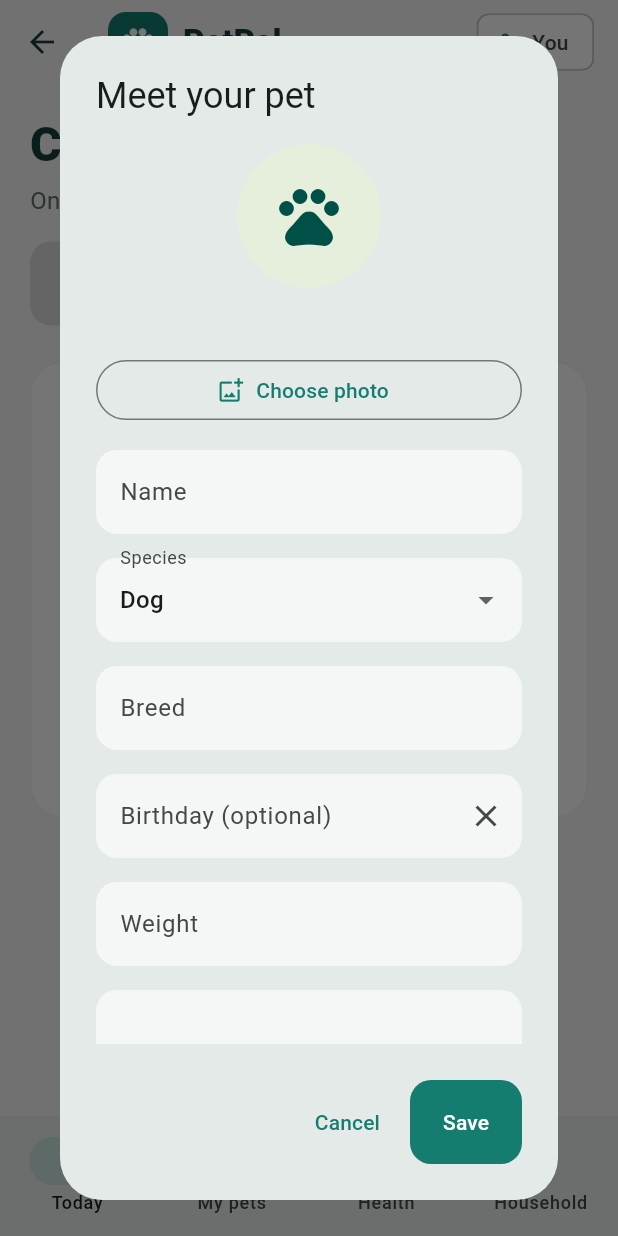
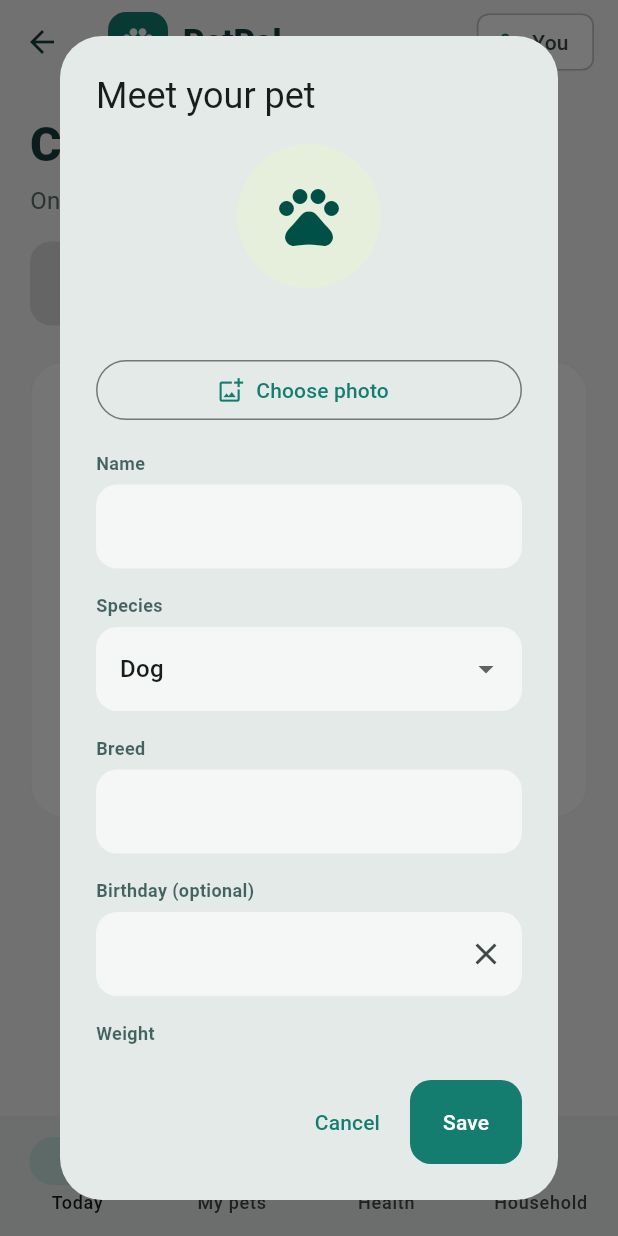
Before and after one commit to DarghousRyan/PetPals, a Flutter app: the Home screen opened directly with empty values, after a tap on "Add your first pet", on a phone screen of 412 x 824 dp. Run offline on Flutter 3.47's test engine with Material 3 defaults, Android fonts, the phone set to English and light mode, and no system bars; our stand-ins replace image_picker, shared_preferences, supabase_flutter; accounts and stored records are empty.

Commit message:
Improve form field label styling

```diff
--- a/lib/main.dart
+++ b/lib/main.dart
@@ -32,6 +32,22 @@ String formatTaskTime(String raw) {
   final period = normalizedHour >= 12 ? 'PM' : 'AM';
   return '$displayHour:${normalizedMinute.toString().padLeft(2, '0')} $period';
 }
+
+Widget labeledControl(String label, Widget child) => Column(
+  crossAxisAlignment: CrossAxisAlignment.start,
+  children: [
+    Text(
+      label,
+      style: TextStyle(
+        fontSize: 12,
+        fontWeight: FontWeight.w600,
+        color: ink.withValues(alpha: 0.78),
+      ),
+    ),
+    const SizedBox(height: 6),
+    child,
+  ],
+);
 
 Future<void> main() async {
   WidgetsFlutterBinding.ensureInitialized();
@@ -392,32 +408,42 @@ class _AuthScreenState extends State<AuthScreen> {
                     textAlign: TextAlign.center,
                   ),
                   const SizedBox(height: 24),
+                  labeledControl(
+                    'Email',
                     TextField(
                       controller: email,
                       keyboardType: TextInputType.emailAddress,
-                    decoration: const InputDecoration(labelText: 'Email'),
+                      decoration: const InputDecoration(),
+                    ),
                   ),
                   const SizedBox(height: 12),
                   if (creatingAccount) ...[
+                    labeledControl(
+                      'Username',
                       TextField(
                         controller: username,
                         textInputAction: TextInputAction.next,
-                      decoration: const InputDecoration(labelText: 'Username'),
+                        decoration: const InputDecoration(),
+                      ),
                     ),
                     const SizedBox(height: 12),
                   ],
+                  labeledControl(
+                    'Password',
                     TextField(
                       controller: password,
                       obscureText: true,
-                    decoration: const InputDecoration(labelText: 'Password'),
+                      decoration: const InputDecoration(),
+                    ),
                   ),
                   if (creatingAccount) ...[
                     const SizedBox(height: 12),
+                    labeledControl(
+                      'Re-type password',
                       TextField(
                         controller: confirmPassword,
                         obscureText: true,
-                      decoration: const InputDecoration(
-                        labelText: 'Re-type password',
+                        decoration: const InputDecoration(),
                       ),
                     ),
                   ],
@@ -683,12 +709,12 @@ class _HomeState extends State<Home> {
             builder: (ctx, setDialogState) {
               return AlertDialog(
                 title: const Text('Create household'),
-                content: TextField(
+                content: labeledControl(
+                  'Household name',
+                  TextField(
                     controller: name,
                     autofocus: true,
-                  decoration: InputDecoration(
-                    labelText: 'Household name',
-                    errorText: error,
+                    decoration: InputDecoration(errorText: error),
                   ),
                 ),
                 actions: [
@@ -1739,6 +1765,8 @@ class _HomeState extends State<Home> {
     );
   }
 
+  Widget labeled(String label, Widget child) => labeledControl(label, child);
+
   Widget field(
     TextEditingController c,
     String label, {
@@ -1746,31 +1774,32 @@ class _HomeState extends State<Home> {
     int lines = 1,
     String? hint,
     String? Function(String?)? validator,
-  }) => TextFormField(
+  }) => labeled(
+    label,
+    TextFormField(
       controller: c,
       maxLines: lines,
       maxLength: lines > 1 ? 2000 : 100,
-    decoration: InputDecoration(
-      labelText: label,
-      hintText: hint,
-      counterText: '',
-    ),
+      decoration: InputDecoration(hintText: hint, counterText: ''),
       validator:
           validator ??
           (v) =>
               required && (v == null || v.trim().isEmpty)
                   ? 'Please enter $label'
                   : null,
+    ),
   );
   Widget choice(
     String label,
     String value,
     List<String> options,
     void Function(String) change,
-  ) => DropdownButtonFormField<String>(
+  ) => labeled(
+    label,
+    DropdownButtonFormField<String>(
       value: value,
       isExpanded: true,
-    decoration: InputDecoration(labelText: label),
+      decoration: const InputDecoration(),
       items:
           options
               .map(
@@ -1783,12 +1812,24 @@ class _HomeState extends State<Home> {
       onChanged: (v) {
         if (v != null) change(v);
       },
+    ),
   );
   Future<void> petForm({Map<String, dynamic>? existing}) async {
     final name = TextEditingController(text: existing?['name']);
     final breed = TextEditingController(text: existing?['breed']);
     final birthday = TextEditingController(text: existing?['birthday']);
-    final weight = TextEditingController(text: existing?['weight']);
+    final storedWeight = existing?['weight']?.toString().trim() ?? '';
+    final storedWeightMatch = RegExp(
+      r'^(\d+)\s*(kg|kgs|lb|lbs)$',
+      caseSensitive: false,
+    ).firstMatch(storedWeight);
+    final weight = TextEditingController(
+      text: storedWeightMatch?.group(1) ?? storedWeight,
+    );
+    String weightUnit =
+        storedWeightMatch?.group(2)?.toLowerCase().startsWith('lb') == true
+            ? 'lbs'
+            : 'kg';
     final notes = TextEditingController(text: existing?['notes']);
     String species = existing?['species'] ?? 'Dog';
     String photo = existing?['photo'] as String? ?? '';
@@ -1874,11 +1915,12 @@ class _HomeState extends State<Home> {
               'Other',
             ], (v) => update(() => species = v)),
             field(breed, 'Breed'),
+            labeled(
+              'Birthday (optional)',
               TextFormField(
                 controller: birthday,
                 readOnly: true,
                 decoration: InputDecoration(
-                labelText: 'Birthday (optional)',
                   suffixIcon: IconButton(
                     tooltip: 'Clear birthday',
                     onPressed: birthday.clear,
@@ -1896,7 +1938,48 @@ class _HomeState extends State<Home> {
                   if (value != null) birthday.text = dayKey(value);
                 },
               ),
-            field(weight, 'Weight', hint: 'For example, 28 kg'),
+            ),
+            labeled(
+              'Weight',
+              Row(
+                crossAxisAlignment: CrossAxisAlignment.start,
+                children: [
+                  SizedBox(
+                    width: 140,
+                    child: TextFormField(
+                      controller: weight,
+                      keyboardType: TextInputType.number,
+                      inputFormatters: [
+                        FilteringTextInputFormatter.digitsOnly,
+                      ],
+                      decoration: const InputDecoration(hintText: 'e.g. 28'),
+                      validator: (value) {
+                        final text = value?.trim() ?? '';
+                        if (text.isEmpty) return null;
+                        final parsed = int.tryParse(text);
+                        return parsed == null || parsed <= 0
+                            ? 'Enter a whole number greater than 0'
+                            : null;
+                      },
+                    ),
+                  ),
+                  const SizedBox(width: 12),
+                  Expanded(
+                    child: DropdownButtonFormField<String>(
+                      value: weightUnit,
+                      decoration: const InputDecoration(),
+                      items: const [
+                        DropdownMenuItem(value: 'lbs', child: Text('lbs')),
+                        DropdownMenuItem(value: 'kg', child: Text('kg')),
+                      ],
+                      onChanged: (value) {
+                        if (value != null) update(() => weightUnit = value);
+                      },
+                    ),
+                  ),
+                ],
+              ),
+            ),
             field(notes, 'Care notes', lines: 3),
           ],
       onSave: () async {
@@ -1907,7 +1990,9 @@ class _HomeState extends State<Home> {
           'photo': photo,
           'breed': breed.text.trim(),
           'birthday': birthday.text,
-          'weight': weight.text.trim(),
+          'weight': weight.text.trim().isEmpty
+              ? ''
+              : '${weight.text.trim()} $weightUnit',
           'notes': notes.text.trim(),
         };
         if (existing != null) {
@@ -1964,9 +2049,11 @@ class _HomeState extends State<Home> {
               required: true,
               hint: 'For example, breakfast',
             ),
+            labeled(
+              'Pet',
               DropdownButtonFormField<String>(
                 value: petId,
-              decoration: const InputDecoration(labelText: 'Pet'),
+                decoration: const InputDecoration(),
                 items:
                     s.pets
                         .map(
@@ -1977,6 +2064,7 @@ class _HomeState extends State<Home> {
                         )
                         .toList(),
                 onChanged: (v) => update(() => petId = v!),
+              ),
             ),
             choice(
               'Care type',
@@ -2076,9 +2164,11 @@ class _HomeState extends State<Home> {
       fields:
           (update) => [
             field(title, 'Record title', required: true),
+            labeled(
+              'Pet',
               DropdownButtonFormField<String>(
                 value: selectedPet,
-              decoration: const InputDecoration(labelText: 'Pet'),
+                decoration: const InputDecoration(),
                 items:
                     s.pets
                         .map(
@@ -2089,6 +2179,7 @@ class _HomeState extends State<Home> {
                         )
                         .toList(),
                 onChanged: (v) => update(() => selectedPet = v!),
+              ),
             ),
             choice('Record type', type, [
               'Vet visit',
```
Lines whose indentation alone changed are shown as unchanged.
